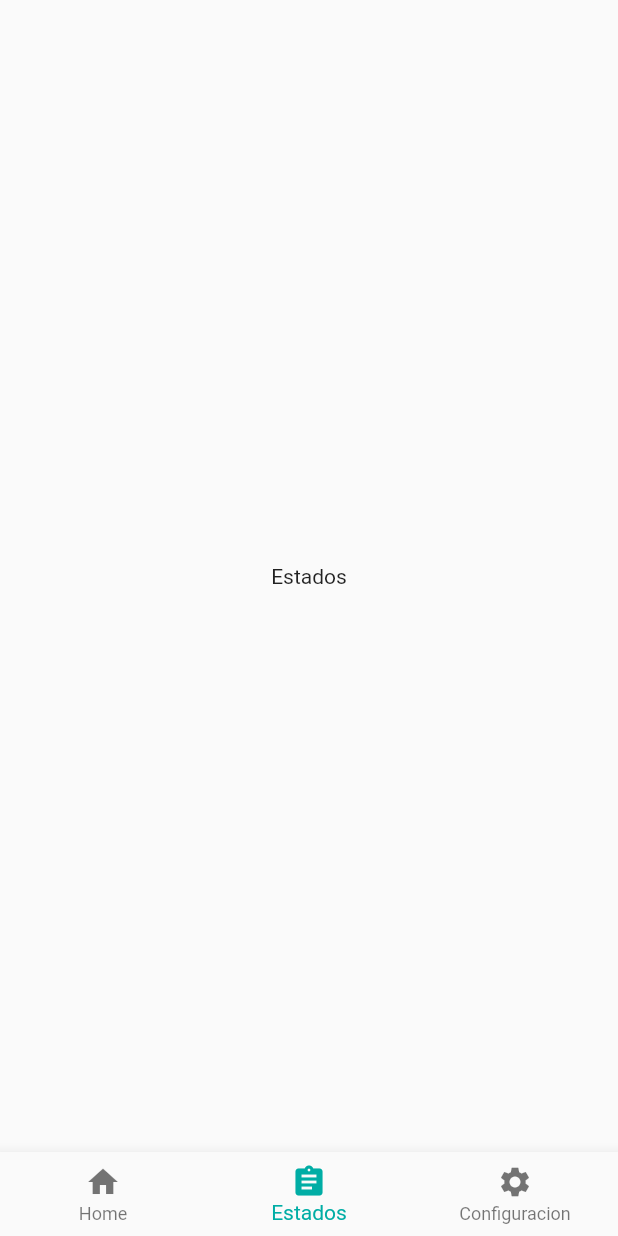
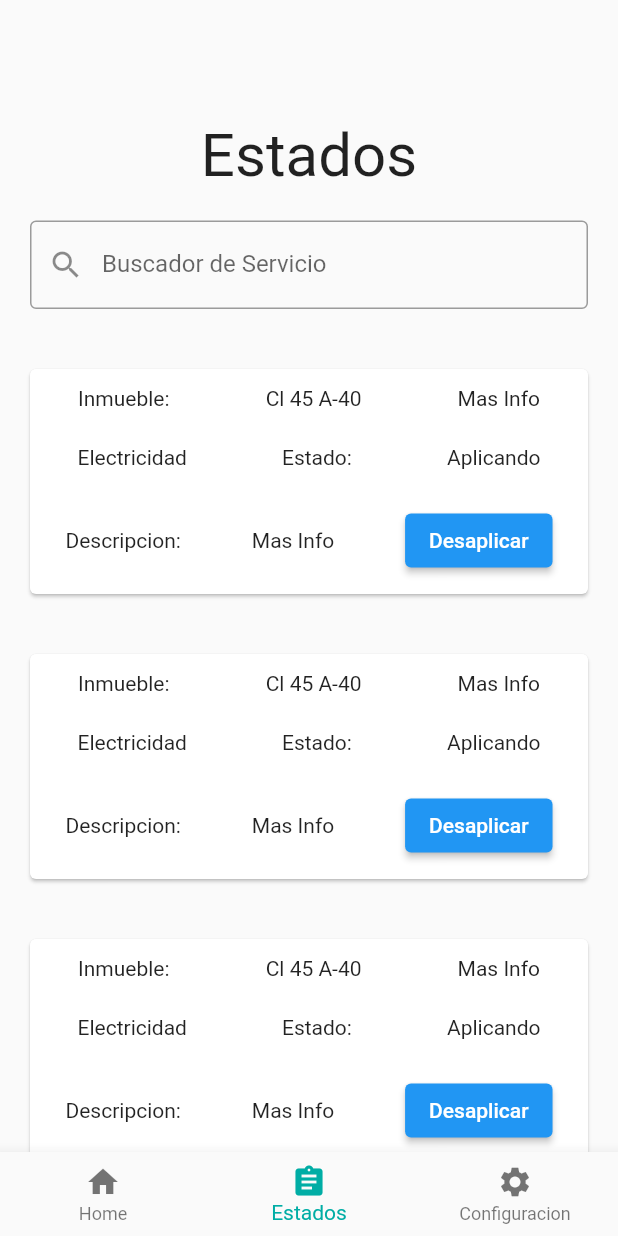
Before and after one commit to BrthMnd/rc_service_mobile_v1, a Flutter app: the BtnnNavigation screen opened directly, item 2 of the bottom bar chosen, on a phone screen of 412 x 824 dp. Run offline on Flutter 3.47's test engine with Material 2 defaults, Android fonts, the light colour scheme and no system bars; our stand-ins replace file_picker.

Commit message:
Incluyendo estados y Configuracion

```diff
--- a/lib/main.dart
+++ b/lib/main.dart
@@ -1,8 +1,10 @@
 import 'package:flutter/material.dart';
+import 'package:login_prueba/src/Login/registro/Registro_datos.dart';
 import 'package:login_prueba/src/config/Configuracion.dart';
 import './src/Login/login_pages.dart';
 import './src/Login/sigIn_pages.dart';
 import './src/views/navbar.dart';
+import './src/Login/registro/Registro_datos.dart';
 void main() => runApp(const MyApp());
 
 class MyApp extends StatelessWidget {
@@ -19,6 +21,7 @@ class MyApp extends StatelessWidget {
         RegistrarUsuario.id: (context) => RegistrarUsuario(),
         BtnnNavigationApp.id: (context) => const BtnnNavigationApp(),
         ConfiguracionPage.id: (context) => const ConfiguracionPage(),
+        DatosDeUsuario.id: (context) =>  DatosDeUsuario(),
       }
     );
   }
--- a/lib/src/Login/login_pages.dart
+++ b/lib/src/Login/login_pages.dart
@@ -15,6 +15,7 @@ class _LoginPageState extends State<LoginPage> {
   Widget build(BuildContext context) {
     return SafeArea(
       child: Scaffold(
+        resizeToAvoidBottomInset: false,
         body: Container(
           decoration: BoxDecoration(
               image: DecorationImage(
--- a/lib/src/views/Pages/Estados.dart
+++ b/lib/src/views/Pages/Estados.dart
@@ -1,18 +1,104 @@
 import 'package:flutter/material.dart';
 
-void main() => runApp(const EstadosPage());
+void main() => runApp(const EstadoPage());
 
-class EstadosPage extends StatefulWidget {
-  static String id = "EstadosPage";
-  const EstadosPage({super.key});
+// ignore: camel_case_types
+class EstadoPage extends StatefulWidget {
+  // static String id = "EstadoPage";
+  const EstadoPage({super.key});
 
   @override
-  State<EstadosPage> createState() => _EstadosPageState();
+  State<EstadoPage> createState() => _EstadoPageState();
 }
 
-class _EstadosPageState extends State<EstadosPage> {
+// ignore: camel_case_types
+class _EstadoPageState extends State<EstadoPage> {
   @override
   Widget build(BuildContext context) {
-    return Center(child: Text("Estados"),);
+    return SingleChildScrollView(
+
+    child:Column(
+      children: [
+        tituloContainer(),
+        buscadorContainer(),
+        ListView.builder(
+          shrinkWrap: true,
+          physics: const NeverScrollableScrollPhysics(),
+          itemCount: 3,
+          itemBuilder: (BuildContext context, int index) {
+            return  Card(
+              margin: const EdgeInsets.symmetric(horizontal: 20, vertical: 20),
+              child: SizedBox(
+                height: 150,
+              child: cartaContainer()),
+            );
+          },
+        ),
+      ],
+    )
+    );
   }
 }
+
+Widget cartaContainer() {
+  return  Column(
+    mainAxisAlignment: MainAxisAlignment.spaceAround,
+    children: [
+      Row(
+        mainAxisAlignment: MainAxisAlignment.spaceAround,
+        children: [
+          // Inmueble
+          Text("Inmueble:"),
+          Text("Cl 45 A-40"),
+          Text("Mas Info"),
+        ],
+      ),
+      Row(
+        mainAxisAlignment: MainAxisAlignment.spaceAround,
+        children: [
+          // Servicio
+          Text("Electricidad"),
+          Text("Estado:"),
+          Text("Aplicando"),
+        ],
+      ),
+      Row(
+        mainAxisAlignment: MainAxisAlignment.spaceAround,
+        children: [
+          // Inmueble
+          Text("Descripcion:"),
+          Text("Mas Info"),
+          btnContainer(),
+        ],
+      ),
+    ],
+  );
+}
+
+
+Widget btnContainer() {
+  return ElevatedButton(onPressed: ()=>{}, child:  Text("Desaplicar"));
+}
+
+
+Widget tituloContainer() {
+  return Container(
+    margin: const EdgeInsets.only(top: 80),
+    child: const Text("Estados",
+    style: TextStyle(fontSize: 40),));
+}
+
+Widget buscadorContainer() {
+
+    return Container(
+      margin: EdgeInsets.symmetric(vertical: 20, horizontal: 20),
+      child: TextFormField(
+      decoration: const InputDecoration(
+
+        prefixIcon: Icon(Icons.search),
+      border: OutlineInputBorder(),
+      labelText: 'Buscador de Servicio',
+      ),
+    ),
+    );
+}
--- a/lib/src/views/Pages/Home.dart
+++ b/lib/src/views/Pages/Home.dart
@@ -75,11 +75,15 @@ Widget cartaContainer() {
 }
 
 
+Widget btnContainer() {
+  return ElevatedButton(onPressed: ()=>{}, child:  Text("Aplicar"));
+}
+
 
 Widget tituloContainer() {
   return Container(
-    margin: const EdgeInsets.only(top: 50),
-    child: const Text("Oferta",
+    margin: const EdgeInsets.only(top: 80),
+    child: const Text("Ofertas",
     style: TextStyle(fontSize: 40),));
 }
 
@@ -97,8 +101,3 @@ Widget buscadorContainer() {
     ),
     );
 }
-
-
-Widget btnContainer() {
-  return ElevatedButton(onPressed: ()=>{}, child:  Text("Aplicar"));
-}
--- a/lib/src/views/navbar.dart
+++ b/lib/src/views/navbar.dart
@@ -12,7 +12,7 @@ class BtnnNavigationApp extends StatelessWidget {
 
   @override
   Widget build(BuildContext context) {
-    return  BtnnNavigation();
+    return BtnnNavigation();
   }
 }
 
@@ -29,7 +29,7 @@ class _BtnnNavigationState
   int _selectedIndex = 0;
   static const List<Widget> _widgetOptions = <Widget>[
     paginaHome(),
-    EstadosPage(),
+    EstadoPage(),
     ConfiguracionPage(),
   ];
 
--- a/pubspec.yaml
+++ b/pubspec.yaml
@@ -28,6 +28,7 @@ environment:
 # the latest version available on pub.dev. To see which dependencies have newer
 # versions available, run `flutter pub outdated`.
 dependencies:
+  file_picker: ^4.0.0
   flutter:
     sdk: flutter
 
```
Also changed, not shown: lib/src/Login/registro/Registro_datos.dart (added, +105 -0 lines), lib/src/Login/sigIn_pages.dart (+14 -22 lines), lib/src/config/Configuracion.dart (+37 -1 lines), pubspec.lock, 1 other file.
